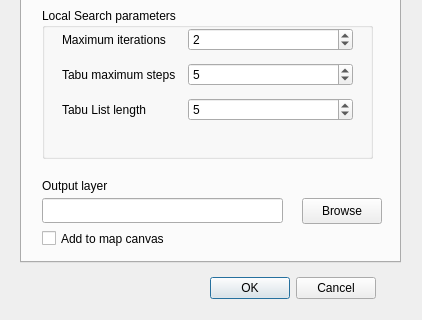
Old version of the form uifiles/ui_maxp.ui in the repository clusterpy/clusterpy_qgis_plugin; both pictures show x 0 to 422 and y 258 to 578 of the 422 by 578 pixel window.
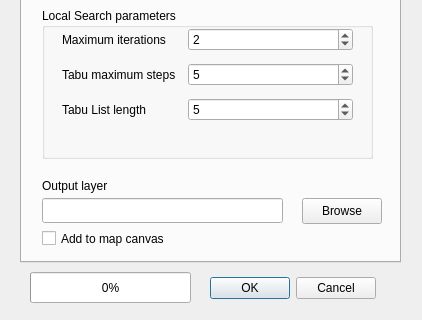
New version of the form.

Commit message:
Add progress bar element to maxp dialog
Added the element to the GUI and set the signal to update the value
when the float was emitted.

Patch:
```diff
--- a/uifiles/ui_maxp.ui
+++ b/uifiles/ui_maxp.ui
@@ -308,6 +308,19 @@
     </widget>
    </widget>
   </widget>
+  <widget class="QProgressBar" name="progressBar">
+   <property name="geometry">
+    <rect>
+     <x>30</x>
+     <y>530</y>
+     <width>161</width>
+     <height>31</height>
+    </rect>
+   </property>
+   <property name="value">
+    <number>0</number>
+   </property>
+  </widget>
  </widget>
  <resources/>
  <connections>
```
The commit also changes 2 other files.
